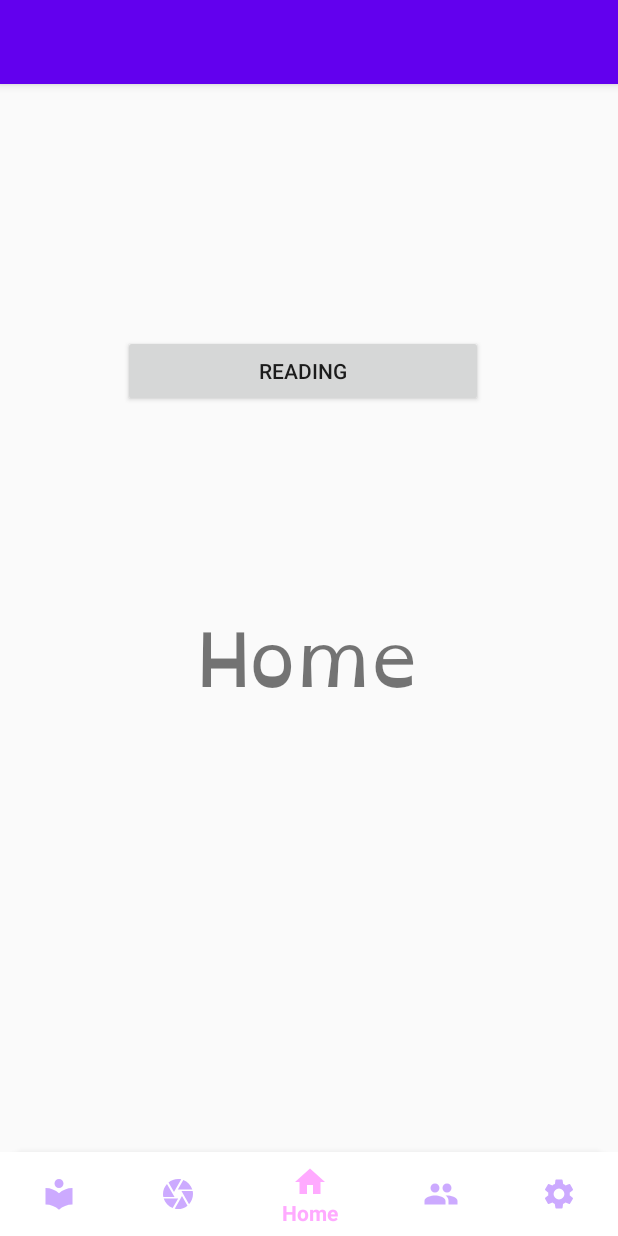
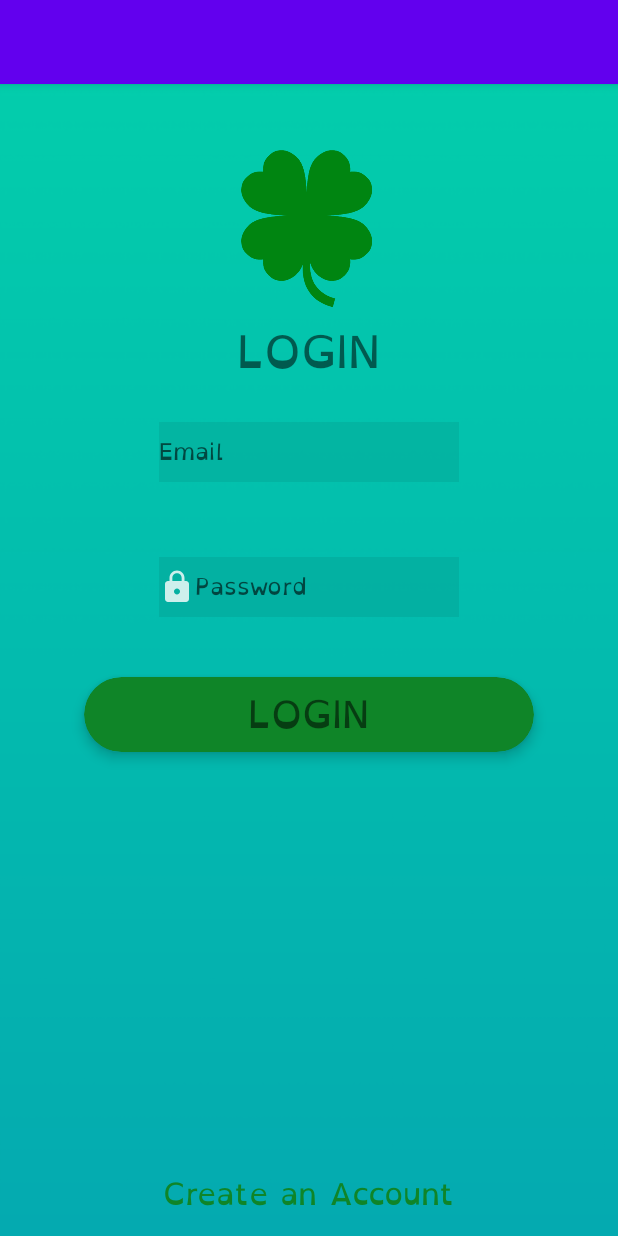
Before and after one commit to Medha-Iyer/Clover-Dyslexia-Project, an Android app: the screen it shows after launch (MainActivity before the commit, Login after it), on a phone screen of 412 x 824 dp. Run offline under Robolectric (Android 15) with nearby library versions, the phone set to English and light mode, and no system bars.

Commit message:
Medha - Login Screen

```diff
--- /dev/null
+++ b/app/src/main/java/com/example/clover/Login.java
@@ -0,0 +1,37 @@
+package com.example.clover;
+
+import androidx.appcompat.app.AppCompatActivity;
+import androidx.cardview.widget.CardView;
+
+import android.content.Intent;
+import android.os.Bundle;
+import android.view.View;
+import android.widget.TextView;
+
+public class Login extends AppCompatActivity implements View.OnClickListener {
+
+    TextView mcreateAccount;
+    CardView mloginButton;
+
+    @Override
+    protected void onCreate(Bundle savedInstanceState) {
+        super.onCreate(savedInstanceState);
+        setContentView(R.layout.activity_login);
+
+        //initialize and assign variable, do this for every button or other interactive feature
+        mcreateAccount = findViewById(R.id.createAccount);
+        mcreateAccount.setOnClickListener(this);
+        mloginButton = findViewById(R.id.loginButton);
+        mloginButton.setOnClickListener(this);
+    }
+
+    @Override
+    public void onClick(View v) {
+        switch(v.getId()){
+            case R.id.loginButton:
+
+            case R.id.createAccount:
+                startActivity(new Intent(getApplicationContext(), Register.class));
+        }
+    }
+}
--- a/app/src/main/java/com/example/clover/MainActivity.java
+++ b/app/src/main/java/com/example/clover/MainActivity.java
@@ -22,8 +22,8 @@ public class MainActivity extends AppCompatActivity implements View.OnClickListe
 
         //initialize and assign variable, do this for every button or other interactive feature
         BottomNavigationView navView = findViewById(R.id.nav_bar);
-        Button voice = findViewById(R.id.voice_game);
-        voice.setOnClickListener(this);
+        Button mvoice = findViewById(R.id.voice_game);
+        mvoice.setOnClickListener(this);
         //set home as selected
         navView.setSelectedItemId(R.id.home);
 
--- /dev/null
+++ b/app/src/main/res/drawable-anydpi/ic_action_pass.xml
@@ -0,0 +1,11 @@
+<vector xmlns:android="http://schemas.android.com/apk/res/android"
+    android:width="24dp"
+    android:height="24dp"
+    android:viewportWidth="24"
+    android:viewportHeight="24"
+    android:tint="#FFFFFF"
+    android:alpha="0.8">
+    <path
+        android:fillColor="#FF000000"
+        android:pathData="M18,8h-1L17,6c0,-2.76 -2.24,-5 -5,-5S7,3.24 7,6v2L6,8c-1.1,0 -2,0.9 -2,2v10c0,1.1 0.9,2 2,2h12c1.1,0 2,-0.9 2,-2L20,10c0,-1.1 -0.9,-2 -2,-2zM12,17c-1.1,0 -2,-0.9 -2,-2s0.9,-2 2,-2 2,0.9 2,2 -0.9,2 -2,2zM15.1,8L8.9,8L8.9,6c0,-1.71 1.39,-3.1 3.1,-3.1 1.71,0 3.1,1.39 3.1,3.1v2z"/>
+</vector>
--- /dev/null
+++ b/app/src/main/res/layout/activity_login.xml
@@ -0,0 +1,119 @@
+<?xml version="1.0" encoding="utf-8"?>
+<RelativeLayout xmlns:android="http://schemas.android.com/apk/res/android"
+    xmlns:app="http://schemas.android.com/apk/res-auto"
+    xmlns:tools="http://schemas.android.com/tools"
+    android:layout_width="match_parent"
+    android:layout_height="match_parent"
+    android:background="@drawable/login_gradient"
+    tools:context="com.example.clover.Login"
+    android:paddingLeft="16dp"
+    android:paddingRight="16dp">
+
+
+    <ImageView
+        android:id="@+id/logo"
+        android:layout_width="147dp"
+        android:layout_height="112dp"
+        android:layout_alignParentTop="true"
+        android:layout_centerHorizontal="true"
+        android:layout_marginTop="39dp"
+        app:srcCompat="@drawable/clovertemp"
+        android:elevation="2dp"/>
+
+    <TextView
+        android:id="@+id/registerText"
+        android:layout_width="wrap_content"
+        android:layout_height="wrap_content"
+        android:layout_below="@id/logo"
+        android:layout_centerHorizontal="true"
+        android:fontFamily="@font/opendyslexic_regular"
+        android:text="LOGIN"
+        android:textSize="30sp" />
+
+    <EditText
+        android:id="@+id/email"
+        android:layout_width="200dp"
+        android:layout_height="40dp"
+        android:layout_below="@id/registerText"
+        android:layout_centerHorizontal="true"
+        android:layout_marginTop="20dp"
+        android:layout_marginBottom="30dp"
+        android:background="#11000000"
+        android:ems="10"
+        android:fontFamily="@font/opendyslexic_regular"
+        android:hint="Email"
+        android:inputType="textWebEmailAddress"
+        android:textSize="15sp" />
+
+
+    <!--        TODO add clover icon before name and email-->
+
+    <EditText
+        android:id="@+id/password"
+        android:drawableLeft="@drawable/ic_action_pass"
+        android:layout_width="200dp"
+        android:layout_height="40dp"
+        android:layout_below="@id/email"
+        android:layout_alignStart="@id/email"
+        android:layout_alignLeft="@id/email"
+        android:layout_centerHorizontal="true"
+        android:layout_marginTop="20dp"
+        android:layout_marginBottom="30dp"
+        android:background="#11000000"
+        android:ems="10"
+        android:fontFamily="@font/opendyslexic_regular"
+        android:hint="Password"
+        android:inputType="textPassword"
+        android:textSize="15sp" />
+
+    <androidx.cardview.widget.CardView
+        android:id="@+id/loginButton"
+        android:layout_width="300dp"
+        android:layout_height="50dp"
+        android:layout_below="@id/password"
+        android:layout_centerHorizontal="true"
+        android:layout_marginTop="10dp"
+        app:cardBackgroundColor="#0f8528"
+        app:cardCornerRadius="25dp"
+        app:cardElevation="5dp">
+
+        <RelativeLayout
+            android:layout_width="match_parent"
+            android:layout_height="match_parent">
+
+            <TextView
+                android:id="@+id/loginCheck"
+                android:layout_width="wrap_content"
+                android:layout_height="wrap_content"
+                android:layout_centerInParent="true"
+                android:fontFamily="@font/opendyslexic_regular"
+                android:text="LOGIN"
+                android:textSize="25sp" />
+        </RelativeLayout>
+    </androidx.cardview.widget.CardView>
+
+    <ProgressBar
+        android:id="@+id/progressBar"
+        style="?android:attr/progressBarStyle"
+        android:layout_width="wrap_content"
+        android:layout_height="wrap_content"
+        android:layout_below="@id/loginButton"
+        android:layout_centerHorizontal="true"
+        android:layout_marginTop="10dp"
+        android:indeterminateTint="#0f8528"
+        android:visibility="invisible"/>
+
+    <TextView
+        android:id="@+id/createAccount"
+        android:layout_width="wrap_content"
+        android:layout_height="wrap_content"
+        android:layout_centerHorizontal="true"
+        android:layout_alignParentBottom="true"
+        android:layout_marginBottom="10dp"
+        android:fontFamily="@font/opendyslexic_regular"
+        android:text="Create an Account"
+        android:textSize="20sp"
+        android:textColor="#0f8528"
+        android:elevation="3dp"/>
+
+</RelativeLayout>
--- a/build.gradle
+++ b/build.gradle
@@ -10,6 +10,7 @@ buildscript {
     dependencies {
         classpath 'com.android.tools.build:gradle:3.6.2'
         classpath 'com.google.gms:google-services:4.3.3'
+        //classpath 'com.google.gms:google-services:4.1.0'
 
         // NOTE: Do not place your application dependencies here; they belong
         // in the individual module build.gradle files
```
Also changed, not shown: app/build.gradle (+10 -5 lines), app/src/main/AndroidManifest.xml (+18 -14 lines), app/src/main/java/com/example/clover/Camera.java (+88 -6 lines), app/src/main/java/com/example/clover/Register.java (added, +94 -0 lines), app/src/main/res/layout/activity_register.xml (added, +139 -0 lines), app/src/main/res/layout/activity_settings.xml (+9 -16 lines), app/src/main/res/drawable-hdpi/ic_action_pass.png (added), app/src/main/res/drawable-mdpi/ic_action_pass.png (added), app/src/main/res/drawable-xhdpi/ic_action_pass.png (added), app/src/main/res/drawable-xxhdpi/ic_action_pass.png (added), app/src/main/res/drawable/clovertemp.png (added), app/src/main/res/drawable/login_gradient.png (added).
